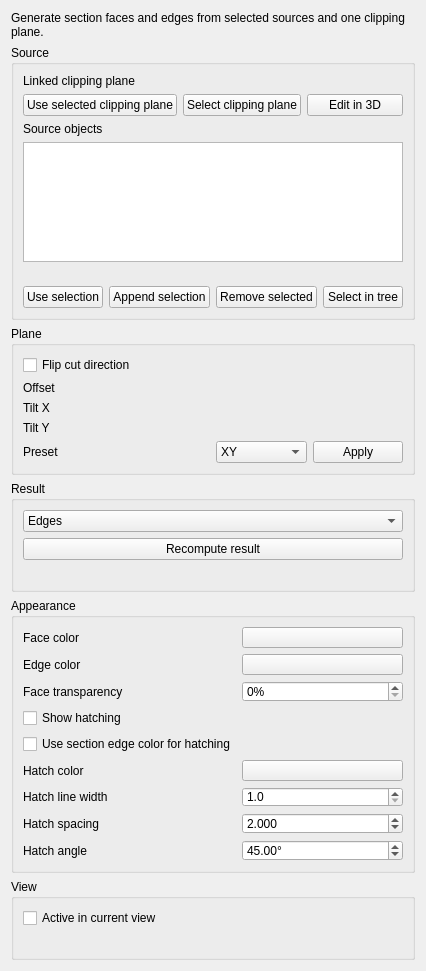
Before: the Qt Designer form src/Mod/Part/Gui/TaskSectionAnalysis.ui in tritao/FreeCAD, drawn with Qt 5.
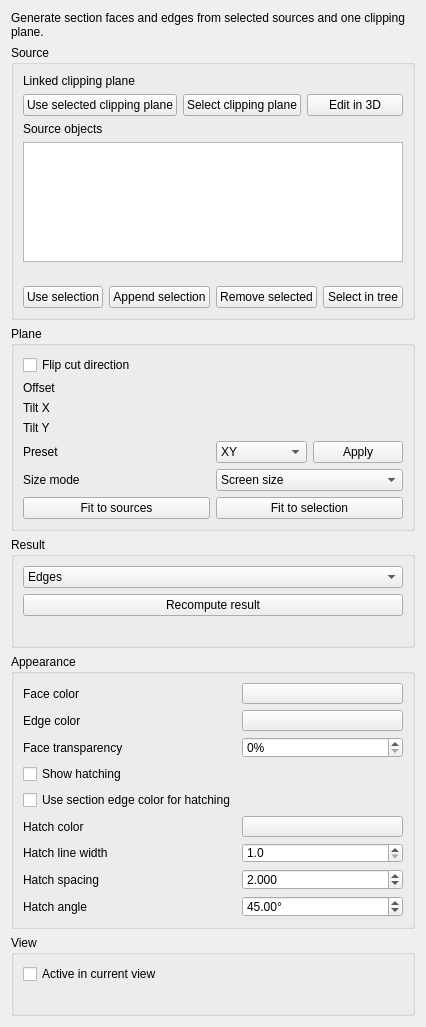
After: the same form once the commit is applied. Custom widgets are drawn as their Qt base class.

Commit message: Gui: align section analysis helper sizing

Diff of the .ui file:
```diff
--- a/src/Mod/Part/Gui/TaskSectionAnalysis.ui
+++ b/src/Mod/Part/Gui/TaskSectionAnalysis.ui
@@ -232,6 +232,50 @@
         </item>
        </layout>
       </item>
+      <item row="5" column="0">
+       <widget class="QLabel" name="helperSizeModeLabel">
+        <property name="text">
+         <string>Size mode</string>
+        </property>
+       </widget>
+      </item>
+      <item row="5" column="1">
+       <widget class="QComboBox" name="helperSizeModeCombo">
+        <item>
+         <property name="text">
+          <string>Screen size</string>
+         </property>
+        </item>
+        <item>
+         <property name="text">
+          <string>World size</string>
+         </property>
+        </item>
+        <item>
+         <property name="text">
+          <string>Fit to objects</string>
+         </property>
+        </item>
+       </widget>
+      </item>
+      <item row="6" column="0" colspan="2">
+       <layout class="QHBoxLayout" name="helperFitButtonsLayout">
+        <item>
+         <widget class="QPushButton" name="fitHelperToSourcesButton">
+          <property name="text">
+           <string>Fit to sources</string>
+          </property>
+         </widget>
+        </item>
+        <item>
+         <widget class="QPushButton" name="fitHelperToSelectionButton">
+          <property name="text">
+           <string>Fit to selection</string>
+          </property>
+         </widget>
+        </item>
+       </layout>
+      </item>
      </layout>
     </widget>
    </item>
```
The commit also changes 7 other files.
